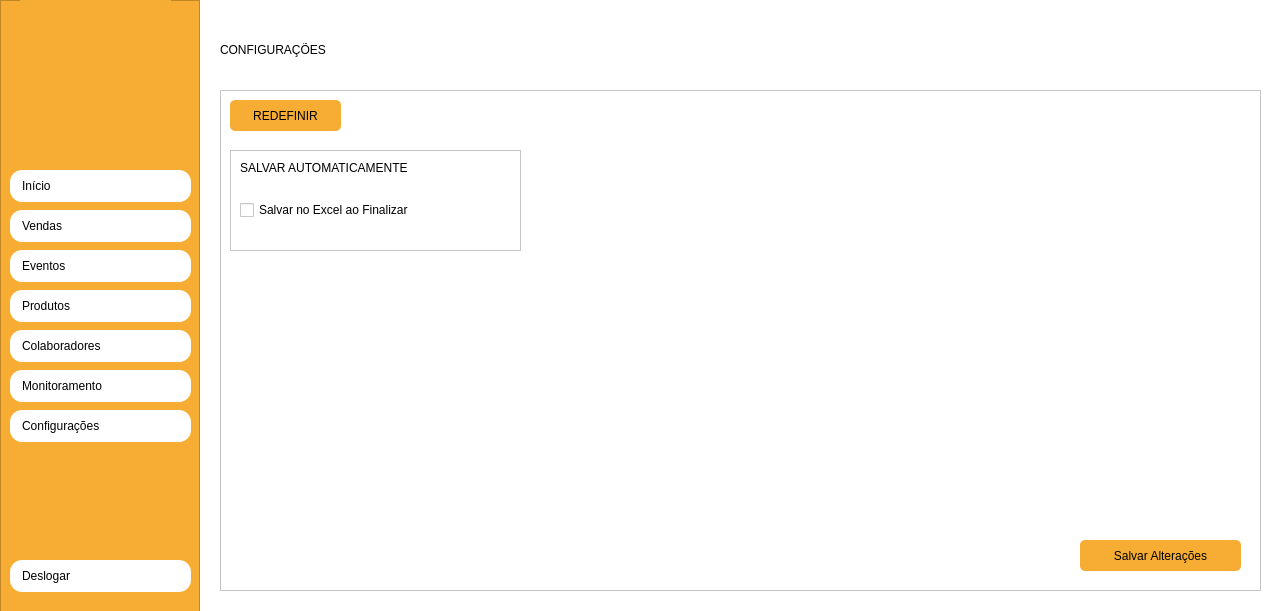
Before: the Qt Designer form view/ui/FrmAdmin.ui in Carlosyoot/PBSTOCK, drawn with Qt 5.
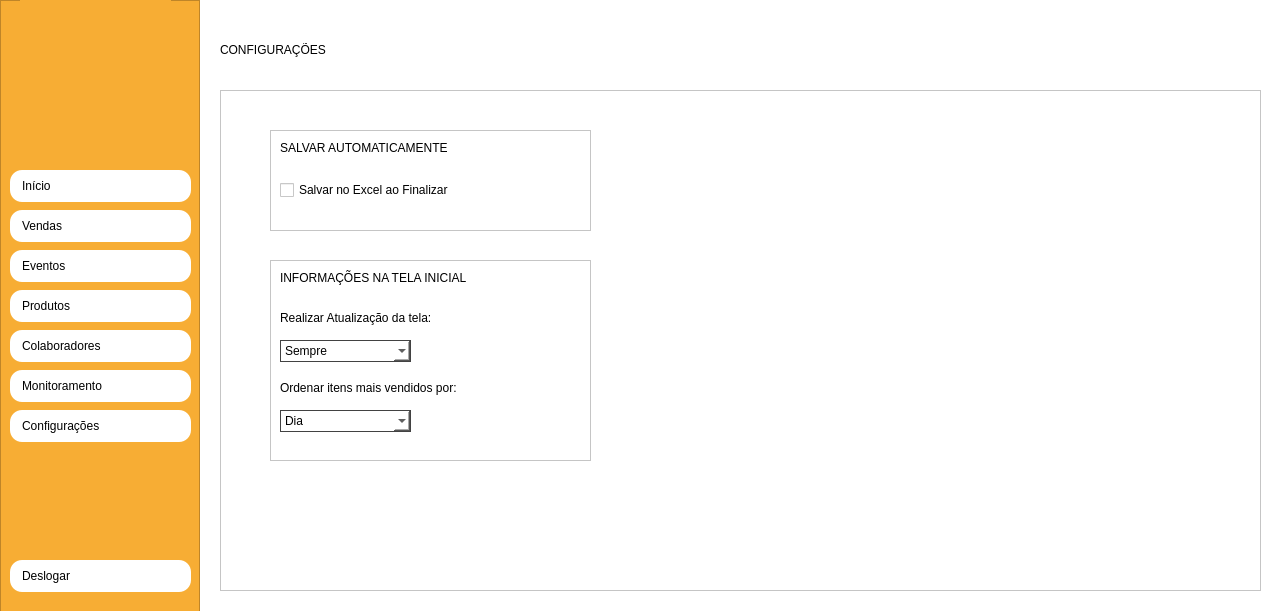
After: the same form once the commit is applied. The open tabs and pages were chosen to show the change. Icons and pictures are not drawn.

The edit to the form file:
```diff
--- a/view/ui/FrmAdmin.ui
+++ b/view/ui/FrmAdmin.ui
@@ -49,6 +49,9 @@
   </property>
   <widget class="QWidget" name="centralwidget">
    <widget class="QStackedWidget" name="Telas_do_menu">
+    <property name="enabled">
+     <bool>true</bool>
+    </property>
     <property name="geometry">
      <rect>
       <x>200</x>
@@ -495,40 +498,12 @@
       <property name="frameShadow">
        <enum>QFrame::Plain</enum>
       </property>
-      <widget class="QPushButton" name="pushButton">
+      <widget class="QFrame" name="Config1">
        <property name="geometry">
         <rect>
-         <x>10</x>
-         <y>10</y>
-         <width>111</width>
-         <height>31</height>
-        </rect>
-       </property>
-       <property name="styleSheet">
-        <string notr="true">QPushButton {
-border: 2px;
-background-color:rgba(247,173,52,255);
-color: black;
-border-radius: 5px;
-font: 10pt &quot;Montserrat&quot;;
-outline: 0;
-}
-
-QPushButton:hover {
-background-color: rgb(83, 167, 250);
-}
-</string>
-       </property>
-       <property name="text">
-        <string>REDEFINIR</string>
-       </property>
-      </widget>
-      <widget class="QFrame" name="frame_3">
-       <property name="geometry">
-        <rect>
-         <x>10</x>
-         <y>60</y>
-         <width>291</width>
+         <x>50</x>
+         <y>40</y>
+         <width>321</width>
          <height>101</height>
         </rect>
        </property>
@@ -538,7 +513,7 @@
        <property name="frameShadow">
         <enum>QFrame::Plain</enum>
        </property>
-       <widget class="QLabel" name="label_4">
+       <widget class="QLabel" name="lbl_config_excel">
         <property name="geometry">
          <rect>
           <x>10</x>
@@ -556,7 +531,7 @@
          <string>SALVAR AUTOMATICAMENTE</string>
         </property>
        </widget>
-       <widget class="QCheckBox" name="checkBox_finalizar_app_4">
+       <widget class="QCheckBox" name="Excel_checkbox">
         <property name="geometry">
          <rect>
           <x>10</x>
@@ -575,33 +550,163 @@
         </property>
        </widget>
       </widget>
-      <widget class="QPushButton" name="btn_salvar">
+      <widget class="QFrame" name="Config1_2">
        <property name="geometry">
         <rect>
-         <x>860</x>
-         <y>450</y>
-         <width>161</width>
-         <height>31</height>
+         <x>50</x>
+         <y>170</y>
+         <width>321</width>
+         <height>201</height>
         </rect>
        </property>
-       <property name="styleSheet">
-        <string notr="true">QPushButton {
-border: 2px;
-background-color:rgba(247,173,52,255);
-color: black;
-border-radius: 5px;
-font: 10pt &quot;Montserrat&quot;;
-outline: 0;
-}
-
-QPushButton:hover {
-background-color: rgb(83, 167, 250);
-}
-</string>
+       <property name="frameShape">
+        <enum>QFrame::StyledPanel</enum>
        </property>
-       <property name="text">
-        <string>Salvar Alterações</string>
+       <property name="frameShadow">
+        <enum>QFrame::Plain</enum>
        </property>
+       <widget class="QLabel" name="lbl_tela_inicial">
+        <property name="geometry">
+         <rect>
+          <x>10</x>
+          <y>10</y>
+          <width>291</width>
+          <height>16</height>
+         </rect>
+        </property>
+        <property name="styleSheet">
+         <string notr="true">font: 12pt &quot;Arial Black&quot;;
+color: black;
+</string>
+        </property>
+        <property name="text">
+         <string>INFORMAÇÕES NA TELA INICIAL</string>
+        </property>
+       </widget>
+       <widget class="QComboBox" name="ordenar_item_combo">
+        <property name="geometry">
+         <rect>
+          <x>10</x>
+          <y>150</y>
+          <width>131</width>
+          <height>22</height>
+         </rect>
+        </property>
+        <property name="styleSheet">
+         <string notr="true">QComboBox{
+border: 1px solid rgb(66, 66, 66);
+font: 10pt &quot;Montserrat&quot;}</string>
+        </property>
+        <property name="currentText">
+         <string>Dia</string>
+        </property>
+        <property name="maxVisibleItems">
+         <number>4</number>
+        </property>
+        <property name="insertPolicy">
+         <enum>QComboBox::InsertAtBottom</enum>
+        </property>
+        <item>
+         <property name="text">
+          <string>Dia</string>
+         </property>
+        </item>
+        <item>
+         <property name="text">
+          <string>Semana</string>
+         </property>
+        </item>
+        <item>
+         <property name="text">
+          <string>Mês</string>
+         </property>
+        </item>
+        <item>
+         <property name="text">
+          <string>Todo Tempo</string>
+         </property>
+        </item>
+       </widget>
+       <widget class="QLabel" name="lbl_update">
+        <property name="geometry">
+         <rect>
+          <x>10</x>
+          <y>50</y>
+          <width>211</width>
+          <height>16</height>
+         </rect>
+        </property>
+        <property name="styleSheet">
+         <string notr="true">font: 9pt &quot;Montserrat&quot;;
+color: black;
+</string>
+        </property>
+        <property name="text">
+         <string>Realizar Atualização da tela:</string>
+        </property>
+       </widget>
+       <widget class="QComboBox" name="update_time_combo">
+        <property name="geometry">
+         <rect>
+          <x>10</x>
+          <y>80</y>
+          <width>131</width>
+          <height>22</height>
+         </rect>
+        </property>
+        <property name="styleSheet">
+         <string notr="true">QComboBox{
+border: 1px solid rgb(66, 66, 66);
+font: 10pt &quot;Montserrat&quot;}</string>
+        </property>
+        <property name="currentText">
+         <string>Sempre</string>
+        </property>
+        <property name="maxVisibleItems">
+         <number>4</number>
+        </property>
+        <property name="insertPolicy">
+         <enum>QComboBox::InsertAtBottom</enum>
+        </property>
+        <item>
+         <property name="text">
+          <string>Sempre</string>
+         </property>
+        </item>
+        <item>
+         <property name="text">
+          <string>5 Minutos</string>
+         </property>
+        </item>
+        <item>
+         <property name="text">
+          <string>15 Minutos</string>
+         </property>
+        </item>
+        <item>
+         <property name="text">
+          <string>30 Minutos</string>
+         </property>
+        </item>
+       </widget>
+       <widget class="QLabel" name="lbl_ordenar">
+        <property name="geometry">
+         <rect>
+          <x>10</x>
+          <y>120</y>
+          <width>211</width>
+          <height>16</height>
+         </rect>
+        </property>
+        <property name="styleSheet">
+         <string notr="true">font: 9pt &quot;Montserrat&quot;;
+color: black;
+</string>
+        </property>
+        <property name="text">
+         <string>Ordenar itens mais vendidos por:</string>
+        </property>
+       </widget>
       </widget>
       <zorder>pushButton</zorder>
       <zorder>btn_salvar</zorder>
```
Left out of the diff: 407 changed lines with no effect on the pictures.
